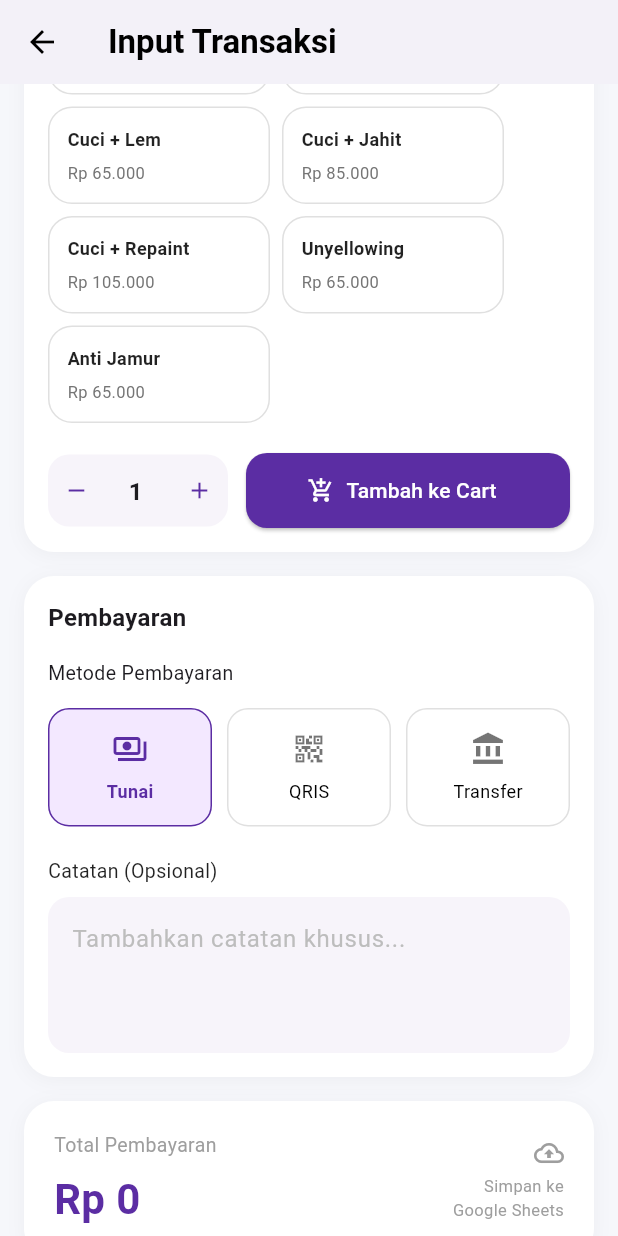
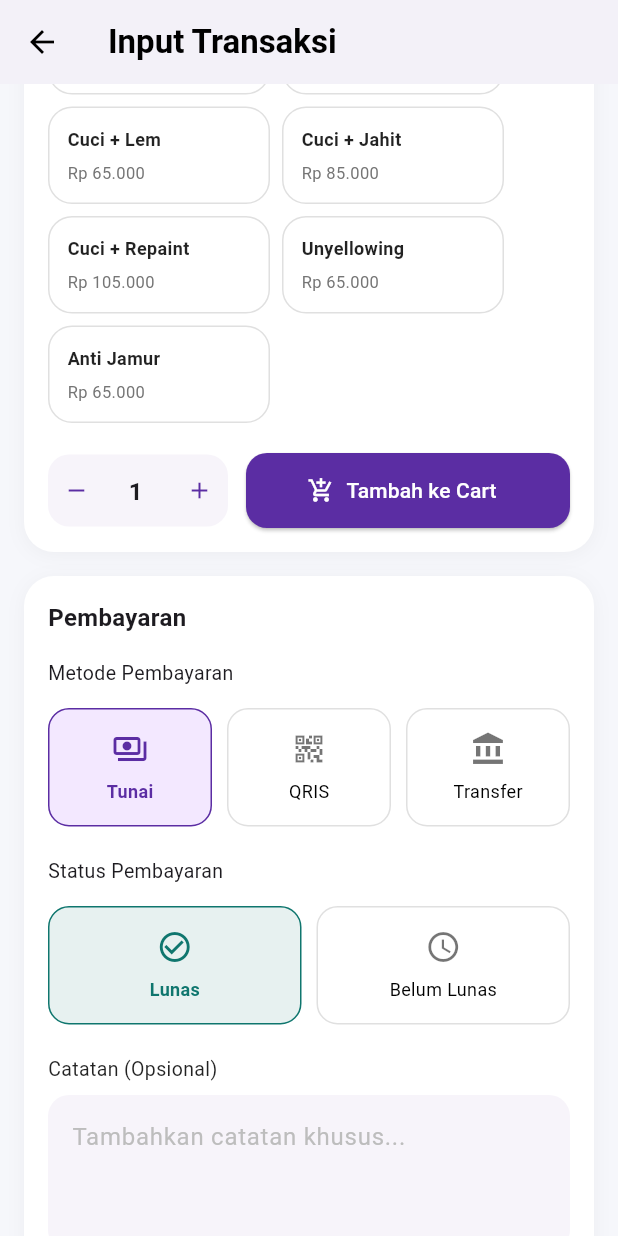
Before and after one commit to catsapricot/araku-shoes, a Flutter app: the InputOrderPage screen opened directly, scrolled down 576 dp, on a phone screen of 412 x 824 dp. Run offline on Flutter 3.47's test engine with Material 3 defaults, Android fonts, the phone set to English and light mode, and no system bars; our stand-ins replace fl_chart, shared_preferences; accounts and stored records are empty; network calls fail; Roboto replaces fonts that are missing (Poppins).

Commit message:
fitur lunas lunasan

```diff
--- a/lib/screens/input_order/input_order_page.dart
+++ b/lib/screens/input_order/input_order_page.dart
@@ -42,6 +42,7 @@ class _InputOrderPageState extends State<InputOrderPage> {
     "harga": 35000,
   };
   String metode = "Tunai";
+  String statusBayar = "Lunas";
   bool isLoading = false;
 
   // =====================================
@@ -204,6 +205,9 @@ class _InputOrderPageState extends State<InputOrderPage> {
           "metode":
               metode,
 
+          "statusBayar":
+              statusBayar,
+
           "catatan":
               catatanController.text,
         }),
@@ -336,6 +340,9 @@ class _InputOrderPageState extends State<InputOrderPage> {
 
             metode:
                 metode,
+
+            statusBayar:
+                statusBayar,
 
             total:
                 total,
@@ -677,6 +684,25 @@ class _InputOrderPageState extends State<InputOrderPage> {
                     ],
                   ),
                   const SizedBox(height: 20),
+                  const Text("Status Pembayaran",
+                      style: TextStyle(fontSize: 13)),
+                  const SizedBox(height: 14),
+                  Row(
+                    children: [
+                      _statusBayarItem(
+                        "Lunas",
+                        Icons.check_circle_outline,
+                        const Color(0xFF0F766E),
+                      ),
+                      const SizedBox(width: 10),
+                      _statusBayarItem(
+                        "Belum Lunas",
+                        Icons.schedule,
+                        const Color(0xFFB45309),
+                      ),
+                    ],
+                  ),
+                  const SizedBox(height: 20),
                   _buildInput(
                     label: "Catatan (Opsional)",
                     hint: "Tambahkan catatan khusus...",
@@ -908,4 +934,39 @@ class _InputOrderPageState extends State<InputOrderPage> {
       ),
     );
   }
+
+  Widget _statusBayarItem(String value, IconData icon, Color color) {
+    final bool selected = statusBayar == value;
+    return Expanded(
+      child: GestureDetector(
+        onTap: () => setState(() => statusBayar = value),
+        child: AnimatedContainer(
+          duration: const Duration(milliseconds: 180),
+          padding: const EdgeInsets.symmetric(vertical: 14),
+          decoration: BoxDecoration(
+            color: selected ? color.withValues(alpha: 0.1) : Colors.white,
+            borderRadius: BorderRadius.circular(14),
+            border: Border.all(
+              color: selected ? color : Colors.grey.shade300,
+            ),
+          ),
+          child: Column(
+            children: [
+              Icon(icon, color: selected ? color : Colors.black54),
+              const SizedBox(height: 8),
+              Text(
+                value,
+                style: TextStyle(
+                  color: selected ? color : Colors.black,
+                  fontWeight:
+                      selected ? FontWeight.bold : FontWeight.normal,
+                  fontSize: 12,
+                ),
+              ),
+            ],
+          ),
+        ),
+      ),
+    );
+  }
 }
--- a/lib/screens/setup/setup_wizard_page.dart
+++ b/lib/screens/setup/setup_wizard_page.dart
@@ -27,7 +27,7 @@ class _SetupWizardPageState
   static const Color kBg      = Color(0xFFF6F7FB);
 
   static const String _templateUrl =
-      "https://docs.google.com/spreadsheets/d/1b5nd__xwHzc4fCsaP365s7pdvdmcFGyxUeQLdqAeRkQ/copy";
+      "https://docs.google.com/spreadsheets/d/10qS02lCHgbLnMrh71aVIIDpNPibxA1BWi1ZooourEdw/copy";
 
 
 
```
Also changed, not shown: appscript.txt (added, +306 -0 lines), lib/screens/history/history_page.dart (+76 -4 lines), lib/screens/receipt/receipt_page.dart (+56 -0 lines), .claude/settings.json (added).
